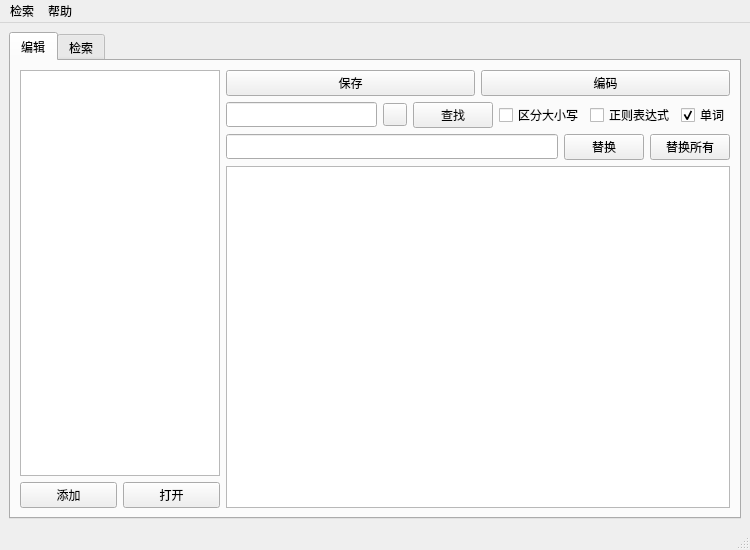
Before: the Qt Designer form ui/main.ui in yunowo/data-structure, drawn with Qt 5.
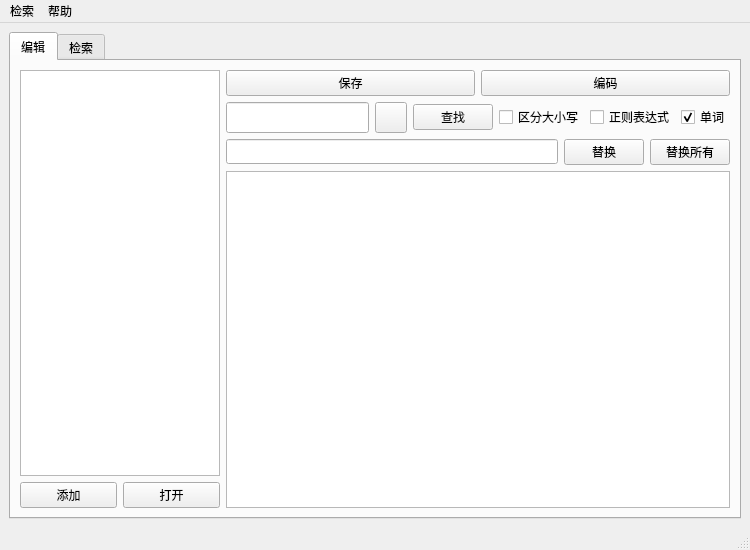
After: the same form once the commit is applied. Icons and pictures are not drawn.

```diff
--- a/ui/main.ui
+++ b/ui/main.ui
@@ -116,10 +116,26 @@
                <number>0</number>
               </property>
               <item>
-               <widget class="QLineEdit" name="edit_search"/>
+               <widget class="QLineEdit" name="edit_search">
+                <property name="sizePolicy">
+                 <sizepolicy hsizetype="Expanding" vsizetype="Preferred">
+                  <horstretch>0</horstretch>
+                  <verstretch>0</verstretch>
+                 </sizepolicy>
+                </property>
+                <property name="dragEnabled">
+                 <bool>true</bool>
+                </property>
+               </widget>
               </item>
               <item>
                <widget class="QToolButton" name="button_search_clear">
+                <property name="sizePolicy">
+                 <sizepolicy hsizetype="Fixed" vsizetype="Preferred">
+                  <horstretch>0</horstretch>
+                  <verstretch>0</verstretch>
+                 </sizepolicy>
+                </property>
                 <property name="text">
                  <string/>
                 </property>
@@ -128,6 +144,12 @@
                   <normalon>:/icon/img/clear.png</normalon>
                  </iconset>
                 </property>
+                <property name="iconSize">
+                 <size>
+                  <width>24</width>
+                  <height>24</height>
+                 </size>
+                </property>
                </widget>
               </item>
               <item>
@@ -140,6 +162,12 @@
                   <normalon>:/icon/img/search.png</normalon>
                  </iconset>
                 </property>
+                <property name="iconSize">
+                 <size>
+                  <width>24</width>
+                  <height>24</height>
+                 </size>
+                </property>
                </widget>
               </item>
               <item>
```
Left out of the diff: 6 changed lines with no effect on the pictures.
